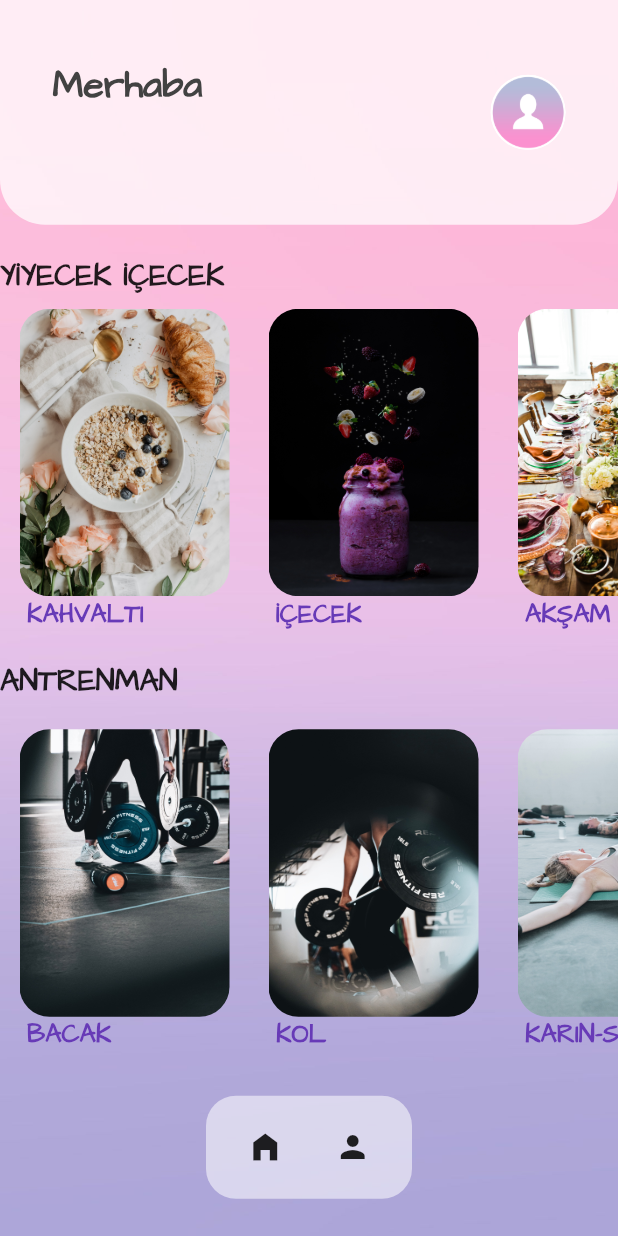
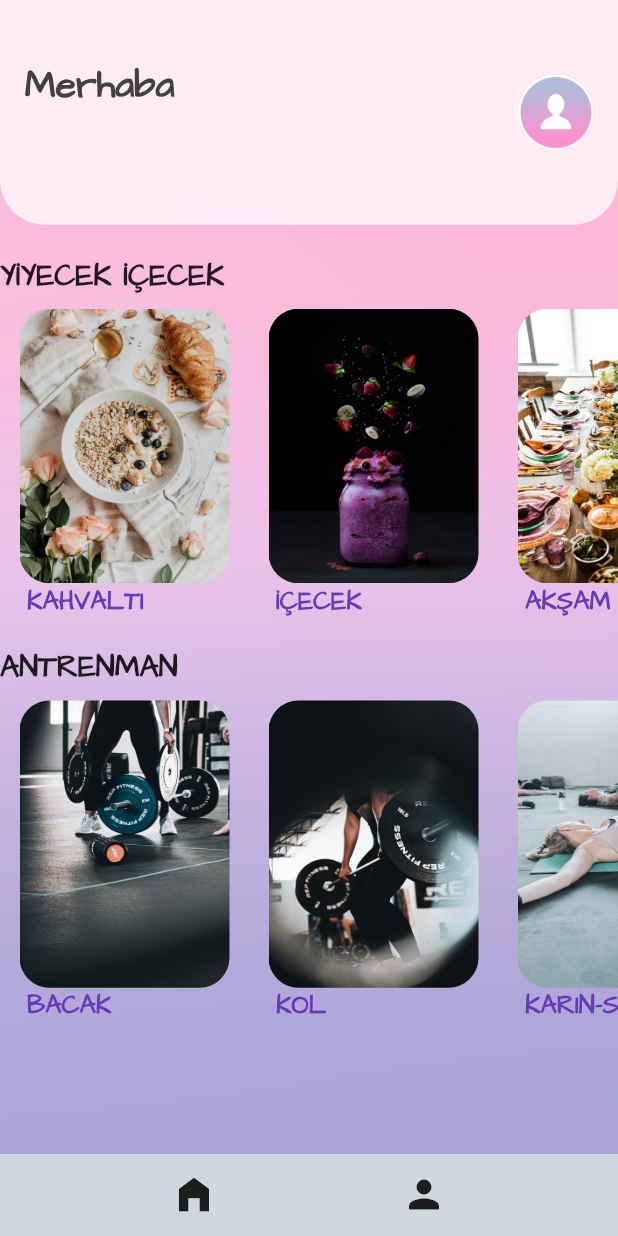
Before and after one commit to ferhataltnk/healthful, a Flutter app: the MainPage screen opened directly with empty values, on a phone screen of 412 x 824 dp. Run offline on Flutter 3.47's test engine with Material 2 defaults, Android fonts, the phone set to English and light mode, and no system bars.

Commit message:
Navigation bar değiştirildi

```diff
--- a/lib/main.dart
+++ b/lib/main.dart
@@ -103,8 +103,7 @@ class MainPage extends StatelessWidget {
 
           children: <Widget>[
             Container(
-              height: MediaQuery.of(context).size.height/5.5,
-           // margin: EdgeInsets.only(bottom: 10),
+              height: MediaQuery.of(context).size.height/5.5, ///buraya geldiysen bunu sil ve bırak///
               decoration: BoxDecoration(
                 shape: BoxShape.rectangle,
                 color: Colors.white.withAlpha(700),
@@ -114,10 +113,10 @@ class MainPage extends StatelessWidget {
               ),
               child: SafeArea(
                 child: Container(
-                 padding: EdgeInsets.symmetric(vertical: MediaQuery.of(context).size.width/15 ,horizontal: 35),
+                 padding: EdgeInsets.symmetric(vertical: MediaQuery.of(context).size.height/25,horizontal: MediaQuery.of(context).size.width/25),
                   child: Row(
                       mainAxisAlignment: MainAxisAlignment.spaceBetween,
-                    //  crossAxisAlignment: CrossAxisAlignment.center,
+                      crossAxisAlignment: CrossAxisAlignment.center,
                     children: <Widget>[
                       Text(
                       "Merhaba\n ${user.adU}",
@@ -152,7 +151,7 @@ class MainPage extends StatelessWidget {
               ),
             ),
             Container(
-                  height: MediaQuery.of(context).size.height /3.4,
+                  height: MediaQuery.of(context).size.height/4.5+50 ,
                 child: new ListView(
                   scrollDirection: Axis.horizontal,
                   children: <Widget>[
@@ -166,7 +165,7 @@ class MainPage extends StatelessWidget {
                           Container(
                           margin: EdgeInsets.symmetric(horizontal: 5),
                             width: 140.0,
-                            height:  MediaQuery.of(context).size.height /4.3,
+                            height:  MediaQuery.of(context).size.height /4.5,
                             decoration: BoxDecoration(
                                 image: DecorationImage(
                                     image: AssetImage("assets/images/mainBfast.jpg"),
@@ -189,7 +188,7 @@ class MainPage extends StatelessWidget {
                           Container(
                             margin: EdgeInsets.symmetric(horizontal: 5),
                             width: 140.0,
-                            height: MediaQuery.of(context).size.height /4.3,   //Bütün ölçüleri buna benzer şekilde vereceğim
+                            height: MediaQuery.of(context).size.height /4.5,   //Bütün ölçüleri buna benzer şekilde vereceğim
                             decoration: BoxDecoration(
                                 image: DecorationImage(
                                     image: AssetImage("assets/images/mainJuice.jpg"),
@@ -212,7 +211,7 @@ class MainPage extends StatelessWidget {
                           Container(
                             margin: EdgeInsets.symmetric(horizontal: 5),
                             width: 140.0,
-                            height:  MediaQuery.of(context).size.height /4.3,
+                            height:  MediaQuery.of(context).size.height /4.5,
                             decoration: BoxDecoration(
                                 image: DecorationImage(
                                     image: AssetImage("assets/images/mainDinner.jpg"),
@@ -235,7 +234,7 @@ class MainPage extends StatelessWidget {
                           Container(
                             margin: EdgeInsets.symmetric(horizontal: 5),
                             width: 140.0,
-                            height:  MediaQuery.of(context).size.height /4.3,
+                            height:  MediaQuery.of(context).size.height /4.5,
                             decoration: BoxDecoration(
                                 image: DecorationImage(
                                     image: AssetImage("assets/images/mainDessert.jpg"),
@@ -261,7 +260,6 @@ class MainPage extends StatelessWidget {
               ),
             ),
             Container(
-                margin: EdgeInsets.symmetric(vertical: 10.0),
                 height: MediaQuery.of(context).size.height /3.4,
                 child: new ListView(
                   scrollDirection: Axis.horizontal,
@@ -362,17 +360,17 @@ class MainPage extends StatelessWidget {
                   ],
                 )),
 
-            ///////////////////////////////////
-            Container(
-              height: MediaQuery.of(context).size.height/12,
-              width: MediaQuery.of(context).size.width/3 ,
-               padding: EdgeInsets.all(5.0),
-            //  margin: EdgeInsets.symmetric(horizontal: 120.0,vertical: 3),
-              decoration: BoxDecoration(
-                  shape: BoxShape.rectangle,
-                  color: Colors.white.withAlpha(650),
-                  borderRadius: BorderRadius.circular(20)
+
+
+          ],
         ),
+      ),
+      bottomNavigationBar: Container(
+
+        height: MediaQuery.of(context).size.height/15,
+
+
+
         child: Row(
           mainAxisAlignment: MainAxisAlignment.spaceEvenly,
           children: <Widget>[
@@ -380,7 +378,7 @@ class MainPage extends StatelessWidget {
                 icon: Icon(
                   Icons.home_filled,
                   color: Colors.black87,
-                     //   size: 30,
+                  size: 30,
                 ),
                 tooltip: "Ana Sayfa",
                 onPressed: () {
@@ -391,7 +389,7 @@ class MainPage extends StatelessWidget {
                 icon: Icon(
                   Icons.person,
                   color: Colors.black87,
-                      //  size: 30,
+                  size: 30,
                 ),
                 tooltip: "Kullanıcı Bilgileri",
                 onPressed: () {
@@ -400,10 +398,6 @@ class MainPage extends StatelessWidget {
           ],
         ),
       ),
-          ],
-        ),
-      ),
-
     );
   }
 }
```
Also changed, not shown: 1 other file. Lines whose indentation alone changed are shown as unchanged.
